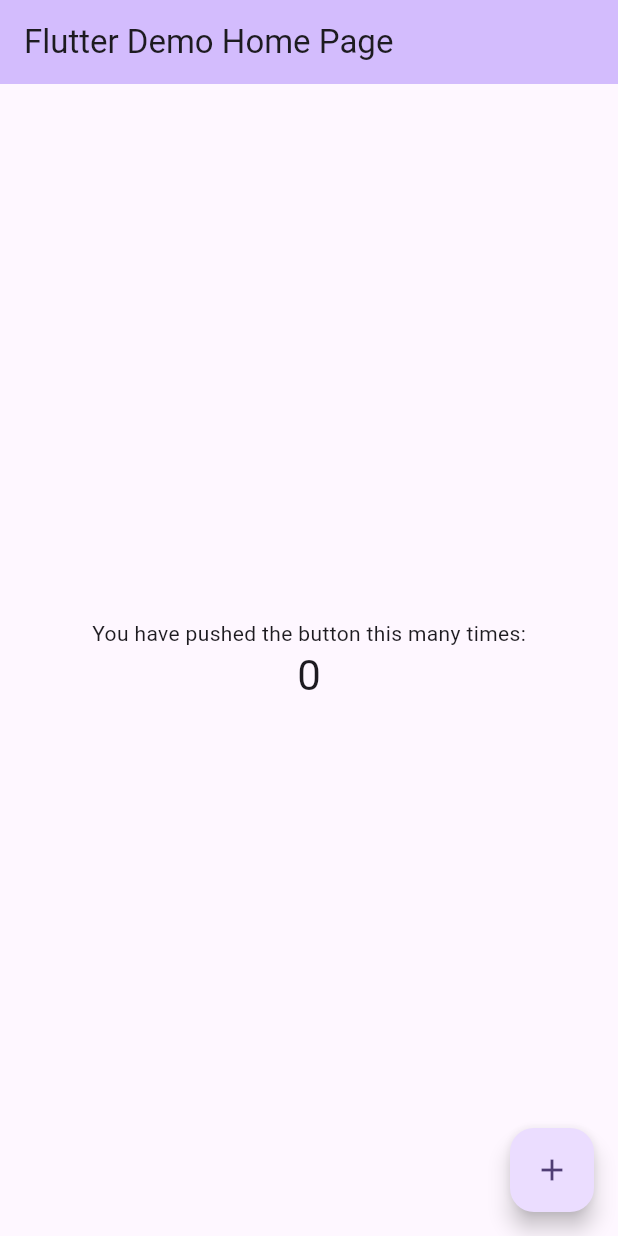
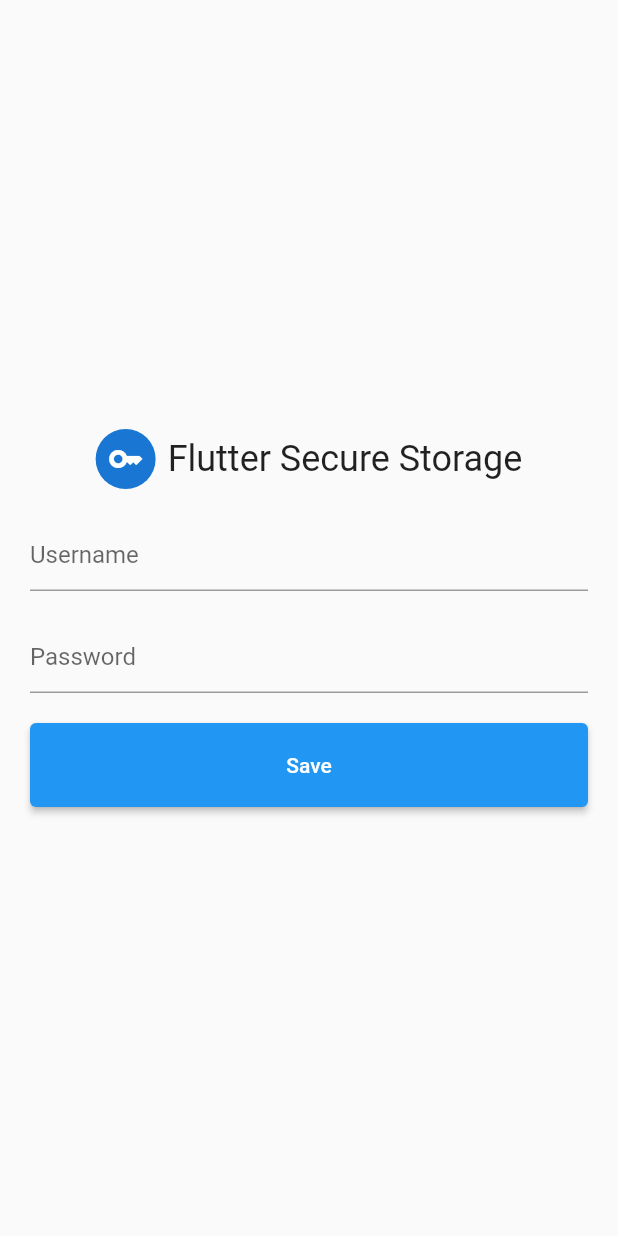
Before and after one commit to DavidEMV1622/proyect_flutter_secure_storage, a Flutter app: the screen it shows after launch, on a phone screen of 412 x 824 dp. Run offline on Flutter 3.47's test engine with Material 2 defaults, Android fonts, the phone set to English and light mode, and no system bars; our stand-ins replace flutter_secure_storage.

Commit message:
agregado el secure storage

```diff
--- a/lib/main.dart
+++ b/lib/main.dart
@@ -1,125 +1,7 @@
 import 'package:flutter/material.dart';
+import 'package:flutter_application_1/presentation/app.dart';
+
 
 void main() {
   runApp(const MyApp());
 }
-
-class MyApp extends StatelessWidget {
-  const MyApp({super.key});
-
-  // This widget is the root of your application.
-  @override
-  Widget build(BuildContext context) {
-    return MaterialApp(
-      title: 'Flutter Demo',
-      theme: ThemeData(
-        // This is the theme of your application.
-        //
-        // TRY THIS: Try running your application with "flutter run". You'll see
-        // the application has a blue toolbar. Then, without quitting the app,
-        // try changing the seedColor in the colorScheme below to Colors.green
-        // and then invoke "hot reload" (save your changes or press the "hot
-        // reload" button in a Flutter-supported IDE, or press "r" if you used
-        // the command line to start the app).
-        //
-        // Notice that the counter didn't reset back to zero; the application
-        // state is not lost during the reload. To reset the state, use hot
-        // restart instead.
-        //
-        // This works for code too, not just values: Most code changes can be
-        // tested with just a hot reload.
-        colorScheme: ColorScheme.fromSeed(seedColor: Colors.deepPurple),
-        useMaterial3: true,
-      ),
-      home: const MyHomePage(title: 'Flutter Demo Home Page'),
-    );
-  }
-}
-
-class MyHomePage extends StatefulWidget {
-  const MyHomePage({super.key, required this.title});
-
-  // This widget is the home page of your application. It is stateful, meaning
-  // that it has a State object (defined below) that contains fields that affect
-  // how it looks.
-
-  // This class is the configuration for the state. It holds the values (in this
-  // case the title) provided by the parent (in this case the App widget) and
-  // used by the build method of the State. Fields in a Widget subclass are
-  // always marked "final".
-
-  final String title;
-
-  @override
-  State<MyHomePage> createState() => _MyHomePageState();
-}
-
-class _MyHomePageState extends State<MyHomePage> {
-  int _counter = 0;
-
-  void _incrementCounter() {
-    setState(() {
-      // This call to setState tells the Flutter framework that something has
-      // changed in this State, which causes it to rerun the build method below
-      // so that the display can reflect the updated values. If we changed
-      // _counter without calling setState(), then the build method would not be
-      // called again, and so nothing would appear to happen.
-      _counter++;
-    });
-  }
-
-  @override
-  Widget build(BuildContext context) {
-    // This method is rerun every time setState is called, for instance as done
-    // by the _incrementCounter method above.
-    //
-    // The Flutter framework has been optimized to make rerunning build methods
-    // fast, so that you can just rebuild anything that needs updating rather
-    // than having to individually change instances of widgets.
-    return Scaffold(
-      appBar: AppBar(
-        // TRY THIS: Try changing the color here to a specific color (to
-        // Colors.amber, perhaps?) and trigger a hot reload to see the AppBar
-        // change color while the other colors stay the same.
-        backgroundColor: Theme.of(context).colorScheme.inversePrimary,
-        // Here we take the value from the MyHomePage object that was created by
-        // the App.build method, and use it to set our appbar title.
-        title: Text(widget.title),
-      ),
-      body: Center(
-        // Center is a layout widget. It takes a single child and positions it
-        // in the middle of the parent.
-        child: Column(
-          // Column is also a layout widget. It takes a list of children and
-          // arranges them vertically. By default, it sizes itself to fit its
-          // children horizontally, and tries to be as tall as its parent.
-          //
-          // Column has various properties to control how it sizes itself and
-          // how it positions its children. Here we use mainAxisAlignment to
-          // center the children vertically; the main axis here is the vertical
-          // axis because Columns are vertical (the cross axis would be
-          // horizontal).
-          //
-          // TRY THIS: Invoke "debug painting" (choose the "Toggle Debug Paint"
-          // action in the IDE, or press "p" in the console), to see the
-          // wireframe for each widget.
-          mainAxisAlignment: MainAxisAlignment.center,
-          children: <Widget>[
-            const Text(
-              'You have pushed the button this many times:',
-            ),
-            Text(
-              '$_counter',
-              style: Theme.of(context).textTheme.headlineMedium,
-            ),
-          ],
-        ),
-      ),
-      floatingActionButton: FloatingActionButton(
-        onPressed: _incrementCounter,
-        tooltip: 'Increment',
-        child: const Icon(Icons.add),
-      ), // This trailing comma makes auto-formatting nicer for build methods.
-    );
-  }
-}
--- /dev/null
+++ b/lib/presentation/app.dart
@@ -0,0 +1,17 @@
+import 'package:flutter/material.dart';
+import 'package:flutter_application_1/presentation/screens/prueba_secure_storage.dart';
+
+class MyApp extends StatelessWidget {
+  const MyApp({super.key});
+
+  @override
+  Widget build(context) {
+    return const MaterialApp(
+      debugShowCheckedModeBanner: false,
+      // widget principal
+      home: Center(
+        child: HomePage(),
+      ),
+    );
+  }
+}
--- /dev/null
+++ b/lib/presentation/screens/prueba_secure_storage.dart
@@ -0,0 +1,96 @@
+import 'package:flutter/material.dart';
+import 'package:flutter_application_1/presentation/utils/secure_storage_methods.dart';
+
+class HomePage extends StatefulWidget {
+  const HomePage({super.key});
+
+  @override
+  State<HomePage> createState() => _HomePageState();
+}
+
+class _HomePageState extends State<HomePage> {
+  final GlobalKey<FormState> _formKey = GlobalKey();
+  final TextEditingController _userNameController = TextEditingController();
+  final TextEditingController _passwordController = TextEditingController();
+  final SecureStorageMethods _secureStorageMethods = SecureStorageMethods();
+
+  @override
+  void initState() {
+    super.initState();
+    fetchSecureStorageData();
+  }
+
+  Future <void> fetchSecureStorageData() async {
+    _userNameController.text = await _secureStorageMethods.getUserName() ?? "";
+    _passwordController.text = await _secureStorageMethods.getPassword() ?? "";
+  }
+
+  @override
+  Widget build(BuildContext context) {
+    return Scaffold(
+      body: SafeArea(
+        child: Padding(
+          padding: const EdgeInsets.symmetric(horizontal: 20),
+          child: Form(
+            key: _formKey,
+            child: Column(
+              mainAxisAlignment: MainAxisAlignment.center,
+              children: [
+                Row(
+                  mainAxisAlignment: MainAxisAlignment.center,
+                  children: [
+                    const CircleAvatar(
+                      child: Icon(Icons.key),
+                    ),
+                    Padding(
+                      padding: const EdgeInsets.only(left: 8.0),
+                      child: Text(
+                        'Flutter Secure Storage',
+                        style: Theme.of(context).textTheme.headline5,
+                      ),
+                    )
+                  ],
+                ),
+                Padding(
+                  padding: const EdgeInsets.only(top: 20),
+                  child: TextFormField(
+                    controller: _userNameController,
+                    decoration: InputDecoration(
+                      hintText: 'Username',
+                    ),
+                  ),
+                ),
+                Padding(
+                  padding: const EdgeInsets.only(top: 20),
+                  child: TextFormField(
+                    controller: _passwordController,
+                    obscureText: true,
+                    decoration: InputDecoration(
+                      hintText: 'Password',
+                    ),
+                  ),
+                ),
+                Padding(
+                  padding: const EdgeInsets.only(top: 20),
+                  child: SizedBox(
+                    width: MediaQuery.of(context).size.width,
+                    child: ElevatedButton(
+                      onPressed: () async {
+                        await _secureStorageMethods.setUserName(_userNameController.text);
+                        await _secureStorageMethods.setPassword(_passwordController.text);
+                      },
+                      child: const Padding(
+                        padding: EdgeInsets.symmetric(vertical: 20.0),
+                        child: Text('Save'),
+                      ),
+                    ),
+                  ),
+                ),
+              ],
+            ),
+          ),
+        ),
+      ),
+    );
+  }
+  }
--- /dev/null
+++ b/lib/presentation/utils/secure_storage_methods.dart
@@ -0,0 +1,31 @@
+//import 'package:flutter/foundation.dart';
+import 'package:flutter_secure_storage/flutter_secure_storage.dart';
+
+class SecureStorageMethods {
+  // Creación del almacenamiento
+  final storage = const FlutterSecureStorage();
+
+  // Nombre de cada llave
+  final String _keyUserName = 'username';
+  final String _keyPassWord = 'password';
+
+  // Metodo set para asignar nombre
+  Future setUserName(String username) async {
+    await storage.write(key: _keyUserName, value: username);
+  }
+
+  // Metodo set para asignar contrasenia
+  Future setPassword(String password) async {
+    await storage.write(key: _keyPassWord, value: password);
+  }
+
+  // Metodo get para obtener el nombre del usuario
+  Future <String?> getUserName() async {
+    return await storage.read(key: _keyUserName);
+  }
+
+  // Metodo get para obtener la contrasenia del usuario
+  Future <String?> getPassword() async {
+    return await storage.read(key: _keyPassWord);
+  }
+}
--- a/pubspec.yaml
+++ b/pubspec.yaml
@@ -30,6 +30,7 @@ environment:
 dependencies:
   flutter:
     sdk: flutter
+  flutter_secure_storage: ^5.0.2
 
 
   # The following adds the Cupertino Icons font to your application.
```
Also changed, not shown: pubspec.lock, 12 other files.
